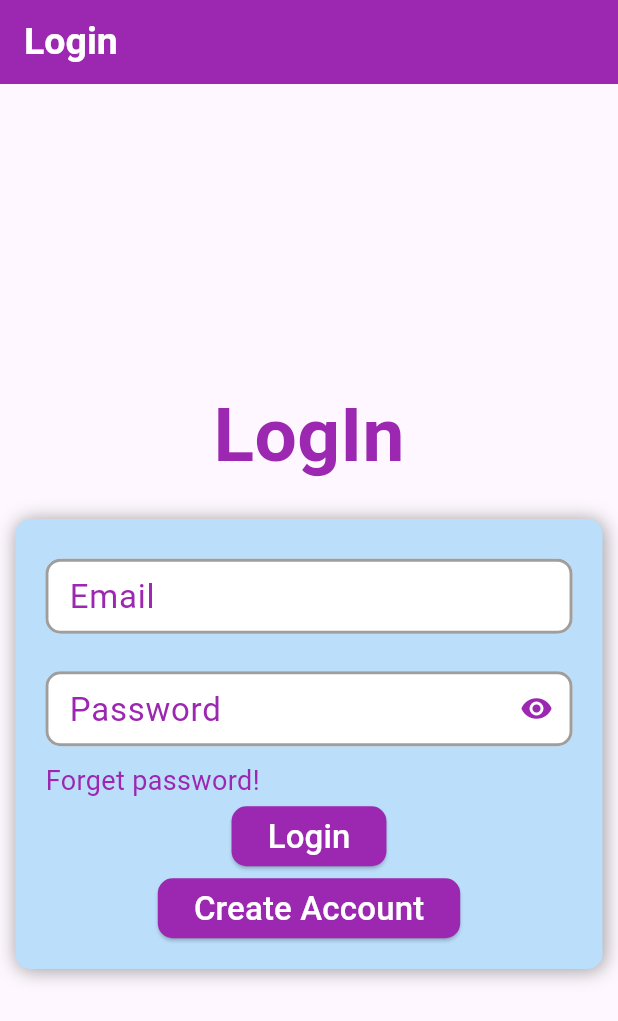
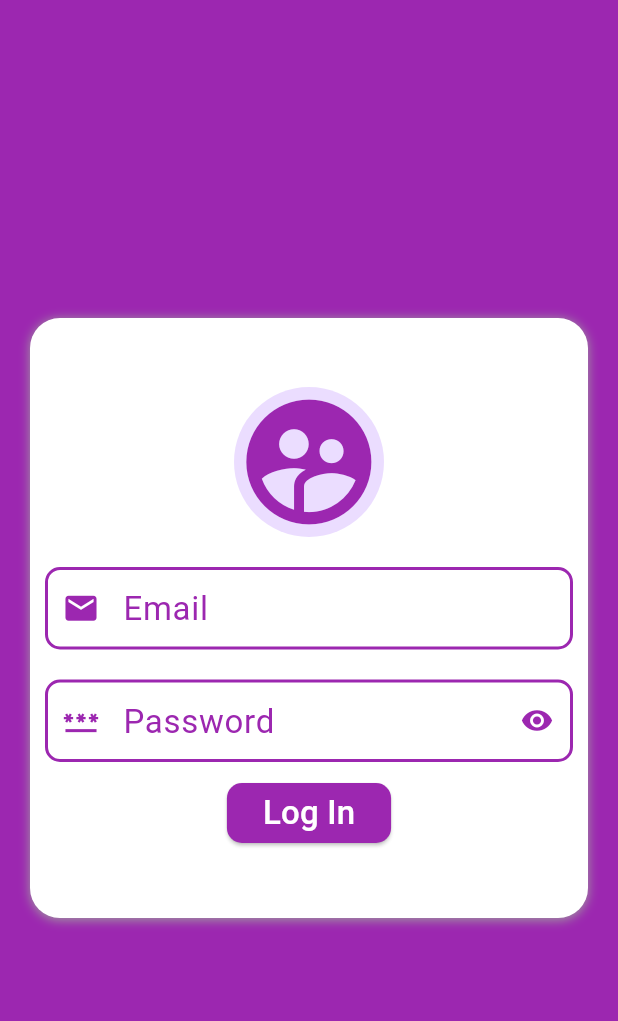
Before and after one commit to Cold-Thunder/flutter-login-page, a Flutter app: the screen it shows after launch, on a phone screen of 412 x 824 dp. Shown: the top 1021 px of the screen. Run offline on Flutter 3.47's test engine with Material 3 defaults, Android fonts, the phone set to English and light mode, and no system bars; our stand-ins replace shared_preferences; missing offline and left inert: login_page.

Commit message:
all is updated with Provider and Shared Preferences

```diff
--- /dev/null
+++ b/lib/activities/log_in.dart
@@ -0,0 +1,129 @@
+import 'package:flutter/cupertino.dart';
+import 'package:flutter/material.dart';
+import 'package:provider_prac/activities/home_page.dart';
+import 'package:provider_prac/widgets/buttons.dart';
+import 'package:provider_prac/widgets/textInput.dart';
+import 'package:shared_preferences/shared_preferences.dart';
+
+class LogIn extends StatefulWidget{
+  @override
+  LogInState createState()=>LogInState();
+}
+
+class LogInState extends State<LogIn>{
+  var emailCont = TextEditingController();
+  var passCont = TextEditingController();
+
+  static const String LOGIN = 'isLogIn';
+
+  @override
+  Widget build(BuildContext context){
+    final wid = MediaQuery.of(context).size.width;
+    final hei = MediaQuery.of(context).size.height;
+    return Scaffold(
+      body: Container(
+        alignment: Alignment.center,
+        color: Colors.purple,
+        child: Container(
+          width: double.infinity,
+          height: hei < 1000 ? 400 : 500,
+          margin: EdgeInsets.all(20),
+          decoration: BoxDecoration(
+            borderRadius: BorderRadius.circular(20),
+            color: Colors.white,
+            boxShadow:[
+              BoxShadow(
+                color: Colors.grey,
+                offset: Offset(0,1),
+                blurRadius: 5,
+              )
+            ]
+          ),
+          child: Column(
+              mainAxisAlignment: MainAxisAlignment.center,
+              children: [
+                CircleAvatar(
+                    radius: 50,
+                    child: Icon(Icons.supervised_user_circle, size: 100, color: Colors.purple)
+                ),
+                TextInput(
+                    cont: emailCont,
+                    label: 'Email',
+                    hint: 'Enter your email..',
+                    icon: Icon(Icons.email, size: 25, color: Colors.purple),
+                    secure: false,
+                ),
+                TextInput(
+                  cont: passCont,
+                  label: 'Password',
+                  hint: 'Enter your password..',
+                  icon: Icon(Icons.password, size: 25, color: Colors.purple),
+                  secure: true
+                ),
+                SizedBox(height: 10),
+                Buttons(name: 'Log In', func: logInFunc, clr: Colors.purple)
+              ]
+          )
+        )
+      )
+    );
+  }
+  void logInFunc()async {
+    if (emailCont.text.toString() != '' && passCont.text.toString() != '') {
+    return showDialog(
+        context: context,
+        builder: (BuildContext context) {
+          return AlertDialog(
+            title:const Text('Do you want to stay log in?'),
+            titleTextStyle: TextStyle(
+                fontSize: 23,
+                color: Colors.black
+            ),
+            actions: [
+              TextButton(
+                  child: const Text('no', style: TextStyle(fontSize: 22, color: Colors.blue)),
+                  onPressed: () {
+                    noFunc();
+                  }
+              ),
+              TextButton(
+                  child: const Text('Yes', style: TextStyle(fontSize: 22, color: Colors.blue)),
+                  onPressed: () {
+                    yesFunc();
+                  }
+              )
+            ],
+          );
+        }
+    );
+  }else{
+      final snack = SnackBar(
+          content: const Text('Please provide Email and Password!', style: TextStyle(
+            fontSize: 18,
+            color: Colors.purple
+          )),
+        backgroundColor: Colors.white
+      );
+      ScaffoldMessenger.of(context).showSnackBar(snack);
+    }
+  }
+
+  void noFunc(){
+    Navigator.pop(context);
+    if(emailCont.text.toString() != '' && passCont.text.toString() != '') {
+      Navigator.pushReplacement(context,
+          MaterialPageRoute(builder: (context) => HomePage())
+      );
+    }
+  }
+  void yesFunc()async{
+    Navigator.pop(context);
+    var logData = await SharedPreferences.getInstance();
+    if(emailCont.text.toString() != '' && passCont.text.toString() != '') {
+      logData.setBool(LOGIN, true);
+      Navigator.pushReplacement(context,
+          MaterialPageRoute(builder: (context) => HomePage())
+      );
+    }
+  }
+}
--- a/lib/main.dart
+++ b/lib/main.dart
@@ -1,7 +1,7 @@
 import 'package:flutter/material.dart';
-import 'package:login_page/activites/splashScreen.dart';
-import 'package:login_page/providers/change_show_icon.dart';
 import 'package:provider/provider.dart';
+import 'package:provider_prac/activities/splash_screen.dart';
+import 'package:provider_prac/states/show_pass.dart';
 
 void main() {
   runApp(const MyApp());
@@ -15,16 +15,19 @@ class MyApp extends StatelessWidget {
   Widget build(BuildContext context) {
     return MultiProvider(
         providers: [
-        ChangeNotifierProvider(create: (create)=>ChangeShowIcon())
+          ChangeNotifierProvider(
+            create: (create)=>ShowPass()
+          ),
+
         ],
       child: MaterialApp(
-          title: 'Login Form',
+        title: 'Flutter Demo',
         debugShowCheckedModeBanner: false,
         theme: ThemeData(
           colorScheme: ColorScheme.fromSeed(seedColor: Colors.deepPurple),
           useMaterial3: true,
         ),
-          home: Splashscreen(),
+        home: SplashScreen(),
       )
     );
   }
--- /dev/null
+++ b/lib/states/show_pass.dart
@@ -0,0 +1,14 @@
+import 'package:flutter/cupertino.dart';
+
+class ShowPass extends ChangeNotifier{
+  bool show =true;
+
+  ShowPass({
+    show= true,
+  });
+
+  void changeShow(){
+    show = !show;
+    notifyListeners();
+  }
+}
--- /dev/null
+++ b/lib/widgets/buttons.dart
@@ -0,0 +1,34 @@
+import 'package:flutter/cupertino.dart';
+import 'package:flutter/material.dart';
+
+class Buttons extends StatelessWidget{
+
+  late String name;
+  late Function func;
+  late Color clr;
+
+  Buttons({
+    required this.name,
+    required this.func,
+    required this.clr
+  });
+
+  @override
+  Widget build(BuildContext context){
+    return ElevatedButton(
+        onPressed: (){
+          func();
+        },
+        style: ElevatedButton.styleFrom(
+          shape: RoundedRectangleBorder(
+            borderRadius: BorderRadius.circular(10),
+          ),
+          backgroundColor: clr
+        ),
+        child: Text('$name', style: TextStyle(
+          fontSize: 22,
+          color: Colors.white
+        ))
+    );
+  }
+}
--- /dev/null
+++ b/lib/widgets/textInput.dart
@@ -0,0 +1,80 @@
+import 'package:flutter/cupertino.dart';
+import 'package:flutter/material.dart';
+import 'package:provider/provider.dart';
+import 'package:provider_prac/states/show_pass.dart';
+
+class TextInput extends StatelessWidget{
+  late var cont;
+  late String label;
+  late String hint;
+  Icon? icon;
+  late bool secure;
+
+  TextInput({
+    required this.cont,
+    required this.label,
+    required this.hint,
+    required this.secure,
+    this.icon,
+  });
+
+  @override
+  Widget build(BuildContext context){
+    var show = Provider.of<ShowPass>(context, listen: false);
+    return Container(
+      padding: EdgeInsets.only(left: 10, right: 10),
+      margin: EdgeInsets.only(top: 20),
+      height: 55,
+      child: Consumer<ShowPass>(
+        builder: (context, value, child){
+
+        return TextField(
+        controller: cont,
+        style: TextStyle(
+          fontSize: 22,
+          color: Colors.purple
+        ),
+        obscureText: secure == true ? show.show : false,
+        obscuringCharacter: '*',
+        decoration: InputDecoration(
+          labelText: '$label',
+          labelStyle: TextStyle(
+            fontSize: 22,
+            color: Colors.purple
+          ),
+          hintText: '$hint',
+          hintStyle: TextStyle(
+            fontSize: 22,
+            color: Colors.grey
+          ),
+          suffixIcon: secure == true? IconButton(
+            onPressed: (){
+              show.changeShow();
+              print(show.show);
+            },
+            icon: Icon(show.show == false ? Icons.lock : Icons.remove_red_eye, size: 22, color: Colors.purple),
+          ): null,
+          filled: true,
+          fillColor: Colors.white,
+          prefixIcon: icon,
+          enabledBorder:OutlineInputBorder(
+            borderRadius: BorderRadius.circular(10),
+            borderSide: BorderSide(
+              width: 2,
+              color: Colors.purple
+            )
+          ),
+          focusedBorder: OutlineInputBorder(
+            borderRadius: BorderRadius.circular(10),
+            borderSide: BorderSide(
+              width: 2,
+              color: Colors.purple
+            )
+          )
+        )
+      );
+        }
+      )
+    );
+  }
+}
--- a/pubspec.yaml
+++ b/pubspec.yaml
@@ -1,4 +1,4 @@
-name: login_page
+name: provider_prac
 description: "A new Flutter project."
 # The following line prevents the package from being accidentally published to
 # pub.dev using `flutter pub publish`. This is preferred for private packages.
@@ -36,6 +36,8 @@ dependencies:
   # Use with the CupertinoIcons class for iOS style icons.
   cupertino_icons: ^1.0.6
   provider: ^6.1.2
+  http: ^1.2.2
+  shared_preferences: ^2.2.3
 
 dev_dependencies:
   flutter_test:
```
Also changed, not shown: lib/activities/home_page.dart (added, +49 -0 lines), lib/activities/splash_screen.dart (added, +52 -0 lines), pubspec.lock, 18 other files. Lines whose indentation alone changed are shown as unchanged.
